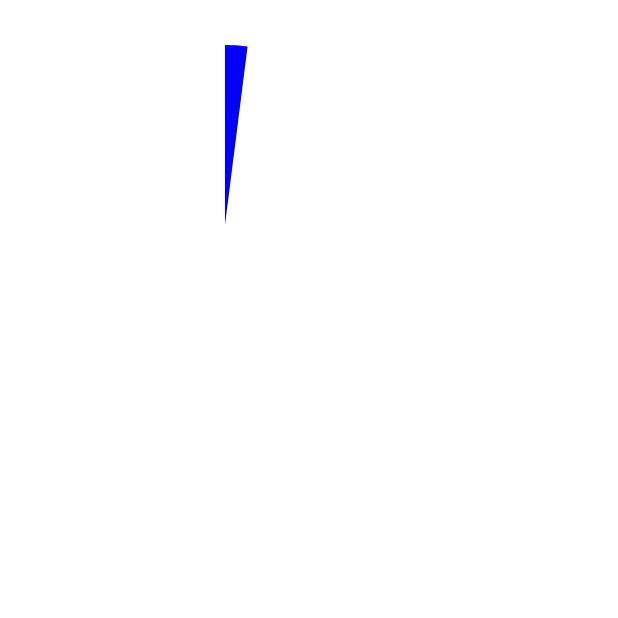
After one commit to joaoplay16/animations-compose, an Android app built with Jetpack Compose: the composable PercentageCircleAnimation shown on its own in the app's theme, on a phone screen of 412 x 824 dp, the top half of it. The commit adds this screen. Run offline under Robolectric (Android 15) with nearby library versions, the phone set to English and light mode, and no system bars.

Commit message:
PercentageCircleAnimation added

```diff
--- /dev/null
+++ b/app/src/main/java/com/example/animacoes/PercentageCircleAnimation.kt
@@ -0,0 +1,85 @@
+package com.example.animacoes
+
+import android.util.Log
+import androidx.compose.animation.core.animateFloatAsState
+import androidx.compose.animation.core.tween
+import androidx.compose.foundation.layout.Arrangement
+import androidx.compose.foundation.layout.Column
+import androidx.compose.foundation.layout.fillMaxSize
+import androidx.compose.foundation.layout.size
+import androidx.compose.runtime.*
+import androidx.compose.ui.Alignment
+import androidx.compose.ui.Modifier
+import androidx.compose.ui.draw.drawBehind
+import androidx.compose.ui.geometry.Offset
+import androidx.compose.ui.geometry.Size
+import androidx.compose.ui.graphics.Color
+import androidx.compose.ui.graphics.drawscope.DrawScope
+import androidx.compose.ui.tooling.preview.Preview
+import androidx.compose.ui.unit.Dp
+import androidx.compose.ui.unit.dp
+import com.example.animacoes.ui.theme.AnimacoesTheme
+
+@Composable
+fun PercentageCircleAnimation(
+    canvasSize: Dp = 300.dp,
+    value: Int = 30
+) {
+    val percentage = (value.toFloat() / 60) * 100
+    Log.d("PERCENT", "$percentage")
+    val sweepAngle by animateFloatAsState(
+        targetValue = ( 360/percentage).toFloat(),
+        animationSpec = tween(5000)
+    )
+
+    Column(modifier = Modifier
+        .size(canvasSize)
+        .drawBehind {
+            val componentSize = size / 1.25f
+
+            foregroundIndicator(componentSize = componentSize
+            , sweepAngle = sweepAngle)
+
+        },
+        verticalArrangement = Arrangement.Center,
+        horizontalAlignment = Alignment.CenterHorizontally
+        ) {
+
+    }
+}
+
+fun DrawScope.foregroundIndicator(
+    componentSize: Size,
+    sweepAngle: Float,
+
+    ){
+    drawArc(
+        size = componentSize,
+        color = Color.Blue,
+        startAngle =270f,
+        sweepAngle = sweepAngle, //abertura do circulo
+        useCenter = true,
+
+        topLeft = Offset(
+            //size é o canvasSize
+            //centralizando
+            x = (size.width - componentSize.width) / 2f,
+            y = (size.height - componentSize.height) / 2f
+        )
+    )
+}
+
+
+@Composable
+@Preview(showBackground = true)
+fun PercentageCircleAnimationPreview() {
+    AnimacoesTheme {
+        Column(
+            Modifier.fillMaxSize(),
+            horizontalAlignment = Alignment.CenterHorizontally,
+            verticalArrangement = Arrangement.Center
+        ) {
+            PercentageCircleAnimation(value = 10)
+        }
+    }
+}
--- a/app/src/main/java/com/example/animacoes/StopwatchAnimation.kt
+++ b/app/src/main/java/com/example/animacoes/StopwatchAnimation.kt
@@ -91,7 +91,7 @@ fun PreviewStopwatchAnimation() {
 }
 
 class MainViewModel : ViewModel() {
-    var callBack: () -> Unit = {}
+    var callBack: ()-> Unit = {}
 
     val seconds = (99 downTo 0)
         .asSequence()
@@ -101,8 +101,7 @@ class MainViewModel : ViewModel() {
         }
         .onEach {
             delay(1000)
-            CoroutineScope(Dispatchers.Main).launch {
-
+            CoroutineScope(Dispatchers.IO).launch {
                 callBack()
             }
 
```
Also changed, not shown: app/src/main/java/com/example/animacoes/LoadingAnimation.kt (+11 -0 lines), app/src/main/java/com/example/animacoes/MainActivity.kt (+10 -1 lines).
